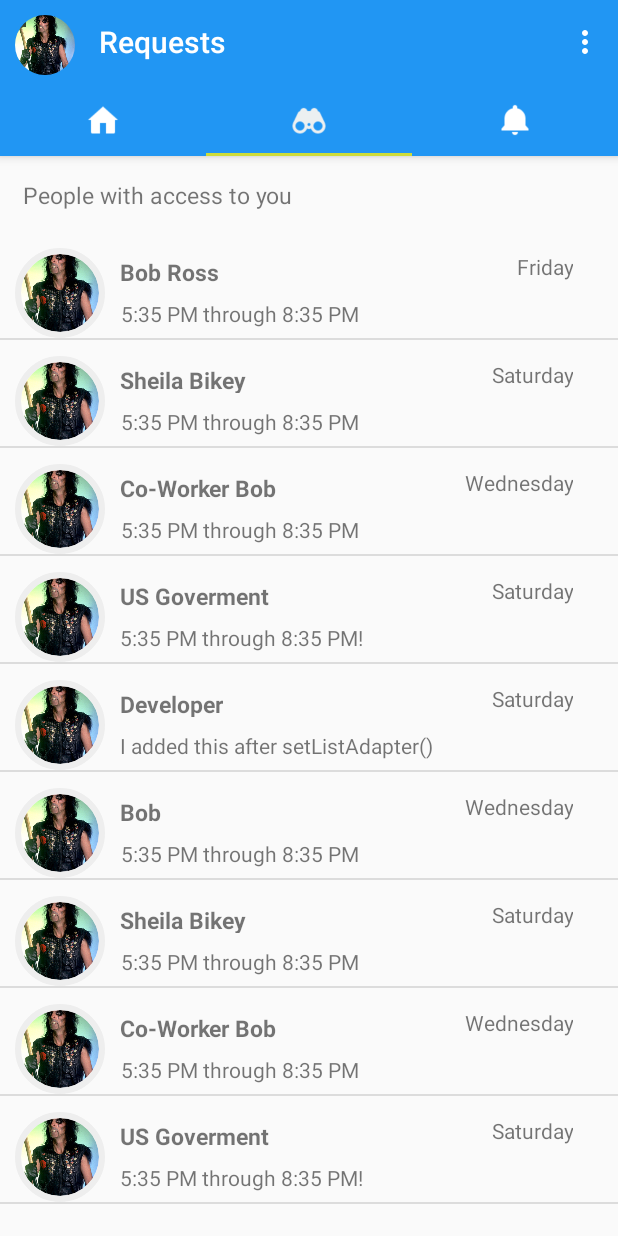
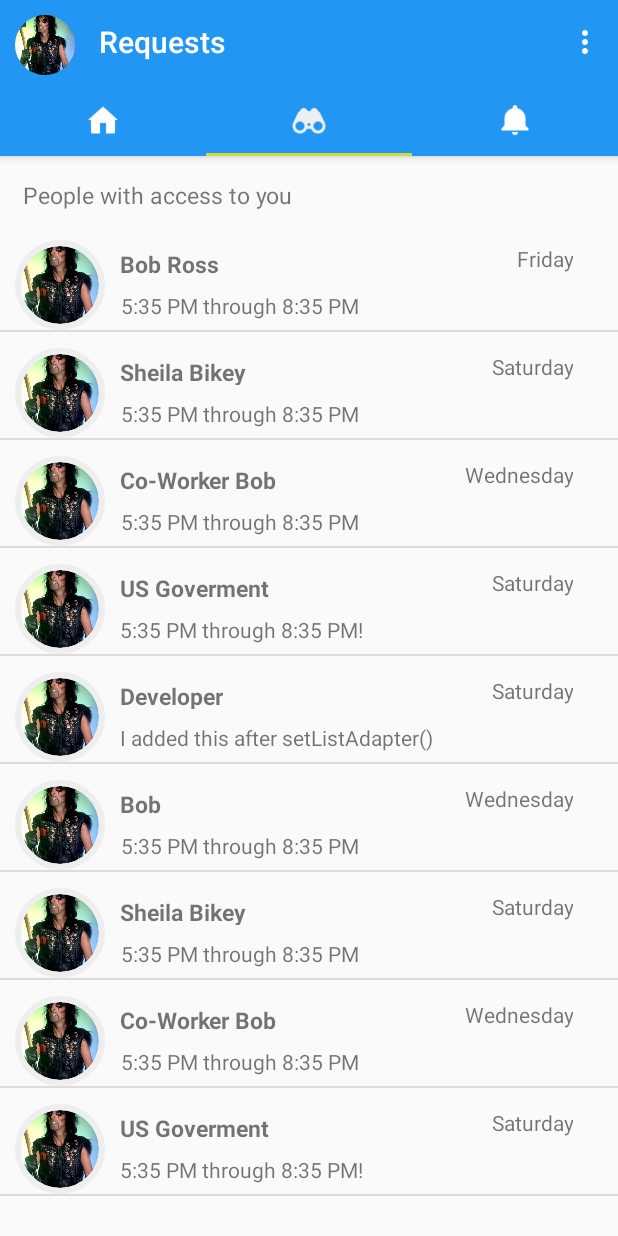
Before and after one commit to DonaldBough/WYA, an Android app: the screen it shows after launch (MainActivity), tab 2 chosen, on a phone screen of 412 x 824 dp. Run offline under Robolectric (Android 15) with nearby library versions, the phone set to English and light mode, and no system bars; libraries missing offline, so code that uses them is left out: com.mikhaellopez.circularimageview; plain views replace CircularImageView; 11 statements that could not run were skipped.

Commit message:
Minor UI tweaks

```diff
--- a/app/src/main/java/edu/purdue/dbough/wya/CreateRequestFragment.java
+++ b/app/src/main/java/edu/purdue/dbough/wya/CreateRequestFragment.java
@@ -12,7 +12,7 @@ import android.widget.Toast;
 
 /**
  * Fragment to select date, time, etc for a request
- * Uses a name picked by user in FriendSearchFragment
+ * Uses a name picked by user in SearchFriendFragment
  */
 public class CreateRequestFragment extends android.app.Fragment {
     Button sendButton;
--- a/app/src/main/res/layout/fragment_friend_search.xml
+++ b/app/src/main/res/layout/fragment_friend_search.xml
@@ -3,7 +3,7 @@
               android:layout_width="fill_parent"
               android:layout_height="fill_parent"
               android:orientation="vertical"
-             tools:context="edu.purdue.dbough.wya.FriendSearchFragment">
+             tools:context="edu.purdue.dbough.wya.SearchFriendFragment">
 
     <!-- Editext for Search -->
     <EditText android:id="@+id/inputSearch"
--- a/app/src/main/res/layout/fragment_requests.xml
+++ b/app/src/main/res/layout/fragment_requests.xml
@@ -11,7 +11,7 @@
             android:text="People with access to you"
             android:textSize="15dp"
             android:layout_width="wrap_content"
-            android:layout_height="35dp"
+            android:layout_height="30dp"
             android:layout_marginStart="15dp"
             android:layout_alignParentTop="true"
             android:layout_alignParentStart="true"
```
Also changed, not shown: app/src/main/java/edu/purdue/dbough/wya/RequestActivity.java (+4 -4 lines), app/src/main/java/edu/purdue/dbough/wya/SearchFriendFragment.java (renamed from app/src/main/java/edu/purdue/dbough/wya/FriendSearchFragment.java, +5 -6 lines).
